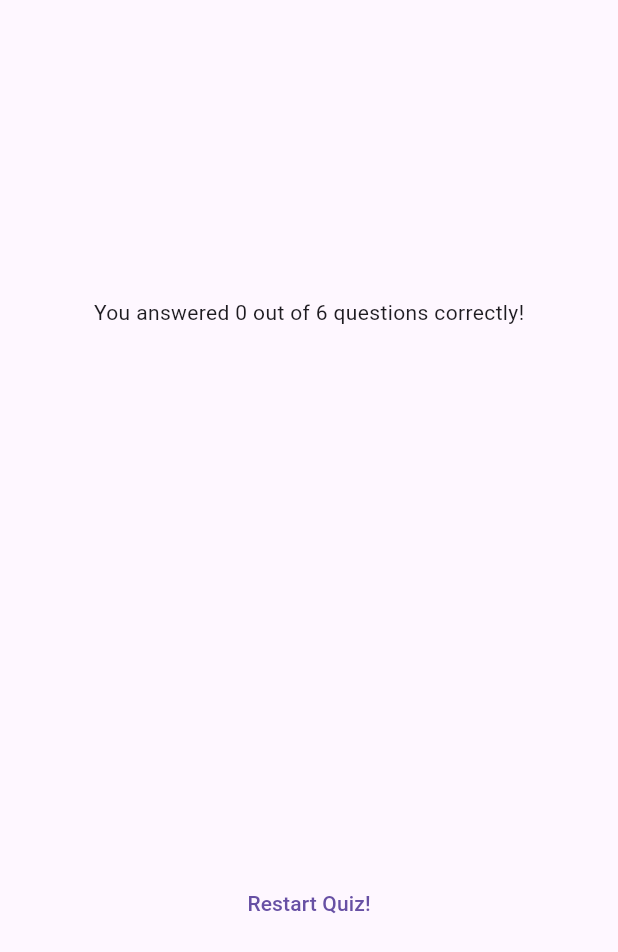
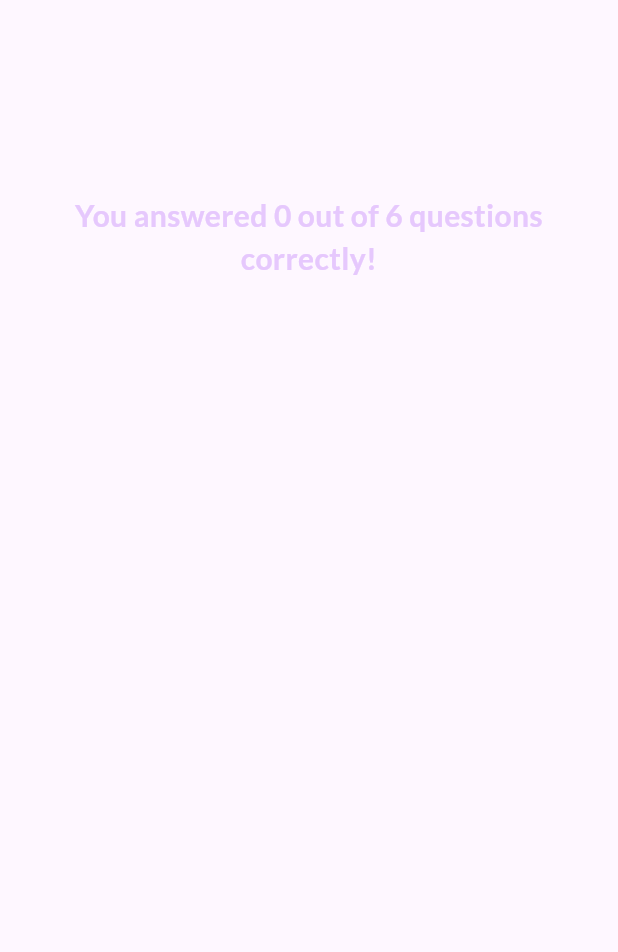
Before and after one commit to jhnnyk/flutter_quiz_app, a Flutter app: the ResultsScreen widget shown alone on an empty page, opened directly with empty values, on a phone screen of 412 x 824 dp. Shown: the top 952 px of the screen. Run offline on Flutter 3.47's test engine with Material 3 defaults, Android fonts, the phone set to English and light mode, and no system bars; our stand-ins replace google_fonts.

Commit message:
instructors solution for finishing up the quiz app

```diff
--- a/lib/questions_summary.dart
+++ /dev/null
@@ -1,37 +0,0 @@
-import 'package:flutter/material.dart';
-
-class QuestionsSummary extends StatelessWidget {
-  const QuestionsSummary(this.summaryData, {super.key});
-
-  final List<Map<String, Object>> summaryData;
-
-  @override
-  Widget build(BuildContext context) {
-    return SizedBox(
-      height: 300,
-      child: SingleChildScrollView(
-        child: Column(
-          children: summaryData.map(
-            (data) {
-              return Row(
-                children: [
-                  Text(((data['question_index'] as int) + 1).toString()),
-                  Expanded( // the Expanded widget prevents overflow
-                    child: Column(
-                      children: [
-                        Text(data['question'] as String),
-                        const SizedBox(height: 5),
-                        Text(data['user_answer'] as String),
-                        Text(data['correct_answer'] as String),
-                      ],
-                    ),
-                  ),
-                ],
-              );
-            },
-          ).toList(),
-        ),
-      ),
-    );
-  }
-}
--- /dev/null
+++ b/lib/questions_summary/questions_summary.dart
@@ -0,0 +1,22 @@
+import 'package:flutter/material.dart';
+import 'package:quiz_app/questions_summary/summary_item.dart';
+
+class QuestionsSummary extends StatelessWidget {
+  const QuestionsSummary(this.summaryData, {super.key});
+
+  final List<Map<String, Object>> summaryData;
+
+  @override
+  Widget build(BuildContext context) {
+    return SizedBox(
+      height: 400,
+      child: SingleChildScrollView(
+        child: Column(
+          children: summaryData.map((data) {
+            return SummaryItem(data);
+          }).toList(),
+        ),
+      ),
+    );
+  }
+}
--- a/lib/results_screen.dart
+++ b/lib/results_screen.dart
@@ -1,10 +1,12 @@
 import 'package:flutter/material.dart';
+import 'package:google_fonts/google_fonts.dart';
 import 'package:quiz_app/data/questions.dart';
-import 'package:quiz_app/questions_summary.dart';
+import 'package:quiz_app/questions_summary/questions_summary.dart';
 
 class ResultsScreen extends StatelessWidget {
-  const ResultsScreen({super.key, required this.chosenAnswers});
+  const ResultsScreen({super.key, required this.chosenAnswers, required this.onRestart});
 
+  final void Function() onRestart;
   final List<String> chosenAnswers;
 
   List<Map<String, Object>> getSummaryData() {
@@ -37,14 +39,26 @@ class ResultsScreen extends StatelessWidget {
         child: Column(
           mainAxisAlignment: MainAxisAlignment.center,
           children: [
-            Text('You answered $numCorrectQuestions out of $numTotalQuestions questions correctly!'),
+            Text(
+              'You answered $numCorrectQuestions out of $numTotalQuestions questions correctly!',
+              style: GoogleFonts.lato(
+                color: const Color.fromARGB(255, 230, 200, 253),
+                fontSize: 20,
+                fontWeight: FontWeight.bold,
+              ),
+              textAlign: TextAlign.center,
+            ),
             const SizedBox(height: 30),
             QuestionsSummary(summaryData),
             const SizedBox(height: 30),
-            TextButton(
-              onPressed: () {},
-              child: const Text('Restart Quiz!'),
-            )
+            TextButton.icon(
+              onPressed: onRestart,
+              style: TextButton.styleFrom(
+                foregroundColor: Colors.white,
+              ),
+              icon: const Icon(Icons.refresh),
+              label: const Text('Restart Quiz!'),
+            ),
           ],
         ),
       ),
```
Also changed, not shown: lib/questions_summary/question_identifier.dart (added, +36 -0 lines), lib/questions_summary/summary_item.dart (added, +54 -0 lines), lib/quiz.dart (+11 -1 lines).
